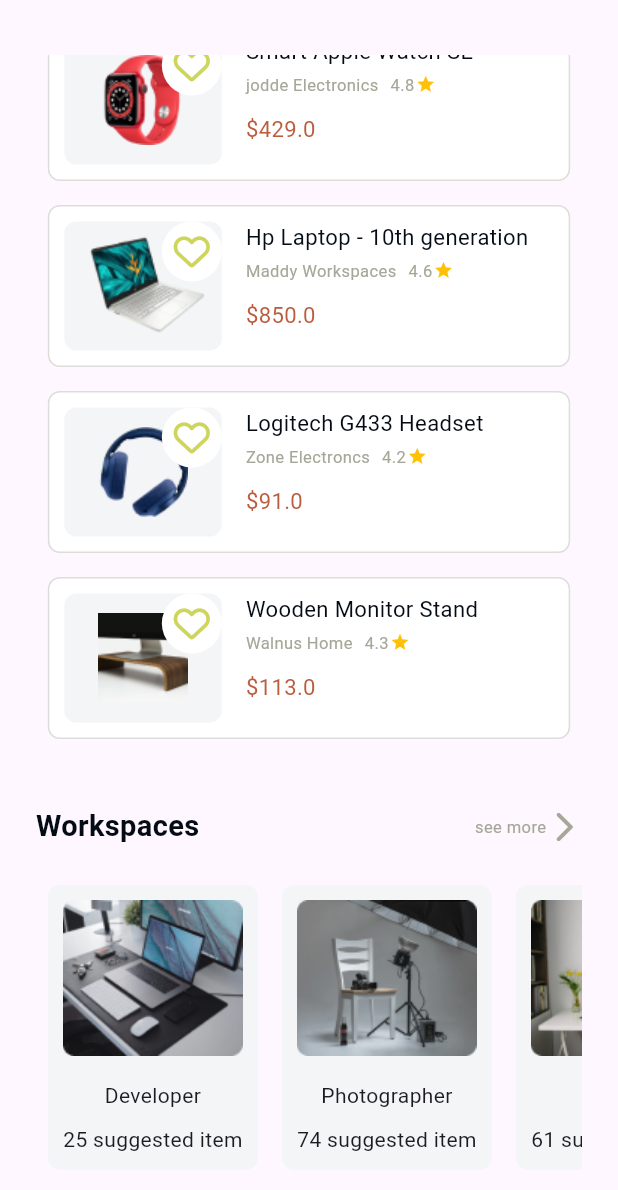
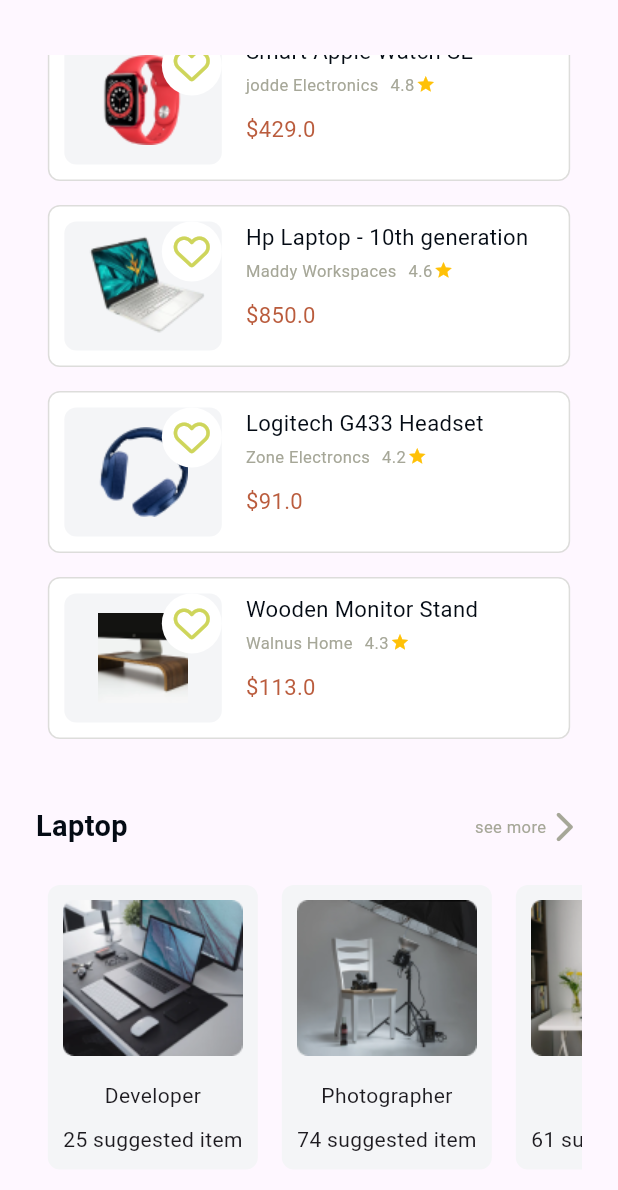
Before and after one commit to mohamadgazer/e-commerce, a Flutter app: the HomeView screen opened directly, scrolled down 760 dp, on a phone screen of 412 x 824 dp. Shown: the top 1190 px of the screen. Run offline on Flutter 3.47's test engine with Material 3 defaults, Android fonts, the phone set to English and light mode, and no system bars; our stand-ins replace flutter_screenutil, font_awesome_flutter; Roboto replaces fonts that are missing (AvenirLTStd-Black, AvenirLTStd-Book).

Commit message:
- set  laptop in HeadLine widget.

```diff
--- a/lib/features/Home/widget/laptop_body.dart
+++ b/lib/features/Home/widget/laptop_body.dart
@@ -15,7 +15,7 @@ class LaptopBody extends StatelessWidget {
       children: [
         HeadLine(
           onTap: () {},
-          text: S.of(context).workspaces,
+          text: S.of(context).laptop,
         ),
         SizedBox(height: PH.h18),
         const WorkSpacesBuilder()
```
